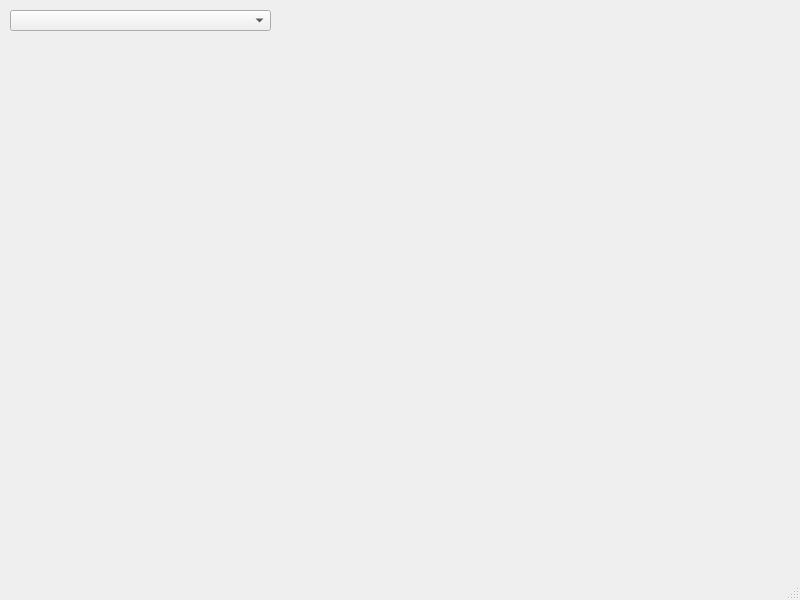
Above: qt_interface/mainwindow.ui from PabloNH00/rosa_firmware_Pablo before the change. Below: the same form after it.
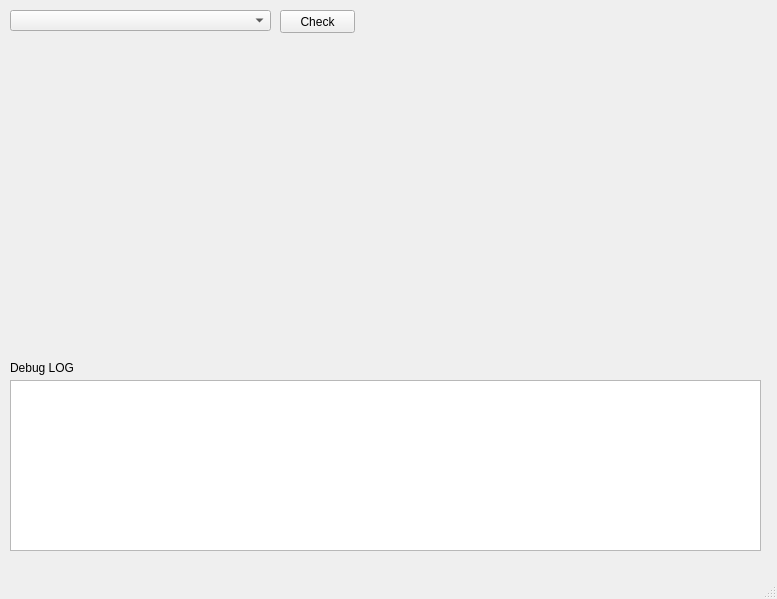
That is the form after the change.

Patch:
```diff
--- a/qt_interface/mainwindow.ui
+++ b/qt_interface/mainwindow.ui
@@ -6,8 +6,8 @@
    <rect>
     <x>0</x>
     <y>0</y>
-    <width>800</width>
-    <height>600</height>
+    <width>777</width>
+    <height>599</height>
    </rect>
   </property>
   <property name="windowTitle">
@@ -24,6 +24,45 @@
      </rect>
     </property>
    </widget>
+   <widget class="QPushButton" name="B_check">
+    <property name="geometry">
+     <rect>
+      <x>280</x>
+      <y>10</y>
+      <width>75</width>
+      <height>23</height>
+     </rect>
+    </property>
+    <property name="text">
+     <string>Check</string>
+    </property>
+    <property name="checkable">
+     <bool>true</bool>
+    </property>
+   </widget>
+   <widget class="QTextEdit" name="TE_info">
+    <property name="geometry">
+     <rect>
+      <x>10</x>
+      <y>380</y>
+      <width>751</width>
+      <height>171</height>
+     </rect>
+    </property>
+   </widget>
+   <widget class="QLabel" name="label">
+    <property name="geometry">
+     <rect>
+      <x>10</x>
+      <y>360</y>
+      <width>81</width>
+      <height>16</height>
+     </rect>
+    </property>
+    <property name="text">
+     <string>Debug LOG</string>
+    </property>
+   </widget>
   </widget>
   <widget class="QMenuBar" name="menubar">
    <property name="geometry">
```
Left out of the diff: 2 changed lines with no effect on the pictures.
